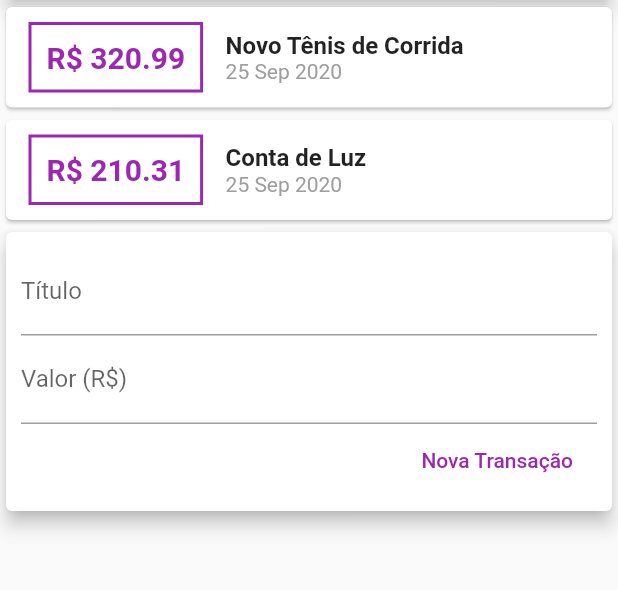
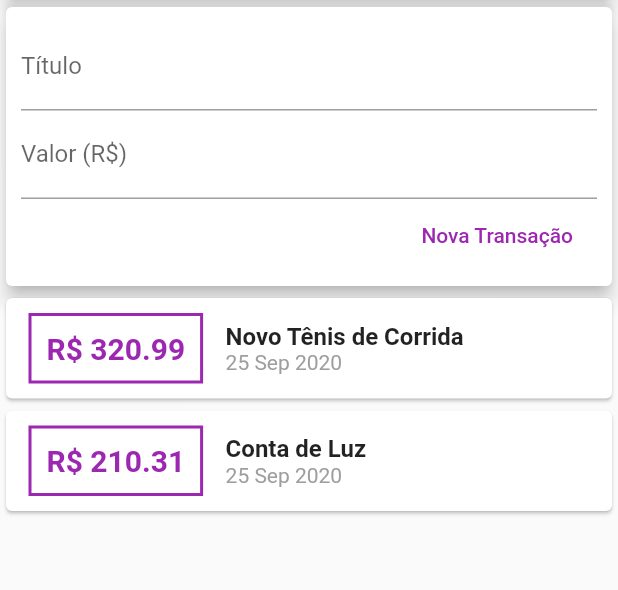
Before and after one commit to felipegueller/Curso_Flutter, a Flutter app: the screen it shows after launch, on a phone screen of 412 x 824 dp, the part 119-709 px from its top. Run offline on Flutter 3.47's test engine with Material 2 defaults, Android fonts, the phone set to English and light mode, and no system bars.

Commit message:
Adicionando a propriedade de scroll no main e no transaction_list

```diff
--- a/expenses/lib/components/transaction_list.dart
+++ b/expenses/lib/components/transaction_list.dart
@@ -9,7 +9,11 @@ class TransactionList extends StatelessWidget {
 
   @override
   Widget build(BuildContext context) {
-    return Column(
+    return Container(
+      height: 300, // tamanho do container
+      child: SingleChildScrollView(
+        // (SingleChildScrollView) habilita o scroll(rolagem) da lista
+        child: Column(
           children: transactions.map((tr) {
             // children recebe direto uma lista de transaction
             // tr -> represensa uma instância de transaction
@@ -29,8 +33,8 @@ class TransactionList extends StatelessWidget {
                         width: 2, // largura da borda
                       ),
                     ),
-                padding:
-                    EdgeInsets.all(10), // Padding de 10px para as 4 direções
+                    padding: EdgeInsets.all(
+                        10), // Padding de 10px para as 4 direções
                     child: Text(
                       'R\$ ${tr.value.toStringAsFixed(2)}', // toStringAsFixed permite definir a quantidade de casas decimais
                       style: TextStyle(
@@ -41,8 +45,8 @@ class TransactionList extends StatelessWidget {
                     ),
                   ),
                   Column(
-                crossAxisAlignment:
-                    CrossAxisAlignment.start, // Eixo cruzado da Column (Eixo x)
+                    crossAxisAlignment: CrossAxisAlignment
+                        .start, // Eixo cruzado da Column (Eixo x)
                     children: <Widget>[
                       Text(
                         tr.title, // Titulo da transação
@@ -64,6 +68,8 @@ class TransactionList extends StatelessWidget {
               ),
             );
           }).toList(),
+        ),
+      ),
     );
   }
 }
--- a/expenses/lib/components/transaction_user.dart
+++ b/expenses/lib/components/transaction_user.dart
@@ -44,8 +44,8 @@ class _TransactionUserState extends State<TransactionUser> {
   Widget build(BuildContext context) {
     return Column(
       children: [
+        TransactionForm(_addTransaction), // Formulário de transações
         TransactionList(_transactions), // Lista de Transações
-        TransactionForm(_addTransaction), // Formulário de transações
       ],
     );
   }
--- a/expenses/lib/main.dart
+++ b/expenses/lib/main.dart
@@ -18,7 +18,9 @@ class MyHomePage extends StatelessWidget {
         title: Text('Despesas Pessoais'),
         //centerTitle: true, // Define a posição ao centro
       ),
-      body: Column(
+      body: SingleChildScrollView(
+        // habilita o scroll(rolagem) na tela
+        child: Column(
           crossAxisAlignment:
               CrossAxisAlignment.stretch, // Eixo cruzado da Column (Eixo X)
           children: <Widget>[
@@ -32,6 +34,7 @@ class MyHomePage extends StatelessWidget {
             TransactionUser(),
           ],
         ),
+      ),
     );
   }
 }
```
Lines whose indentation alone changed are shown as unchanged.
